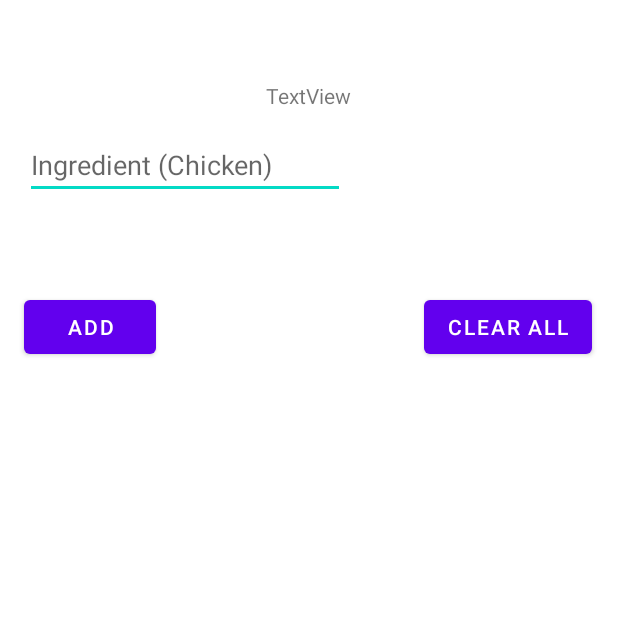
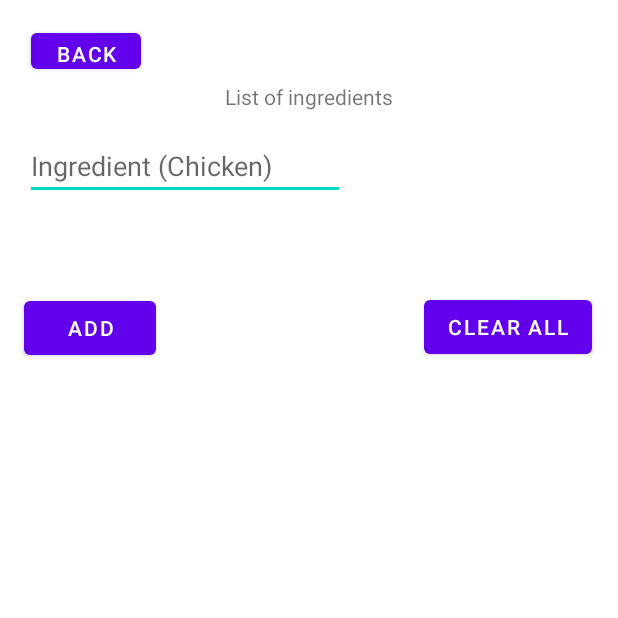
Before and after one commit to FredWei-Git/ChefSwipe, an Android app: the ListOfGroceries screen opened directly, with no data from a screen before it, on a phone screen of 412 x 824 dp, the top half of it. Run offline under Robolectric (Android 15) with nearby library versions, the phone set to English and light mode, and no system bars; network calls fail.

Commit message:
added button to go back to the previous page

```diff
--- a/app/src/main/java/com/uottawahack/chefswipe/ListOfGroceries.java
+++ b/app/src/main/java/com/uottawahack/chefswipe/ListOfGroceries.java
@@ -17,6 +17,7 @@ public class ListOfGroceries extends AppCompatActivity {
     ListView show;
     Button saveInput;
     Button clear;
+    Button backBtn;
     @Override
     protected void onCreate(Bundle savedInstanceState) {
         super.onCreate(savedInstanceState);
@@ -47,6 +48,9 @@ public class ListOfGroceries extends AppCompatActivity {
             show.setAdapter(adapt);
 
         });
-
+        backBtn = (Button)findViewById(R.id.prevActivity);
+        backBtn.setOnClickListener(v -> {
+            onBackPressed();
+        });
     }
 }
--- a/app/src/main/res/layout/activity_list_of_groceries.xml
+++ b/app/src/main/res/layout/activity_list_of_groceries.xml
@@ -16,9 +16,10 @@
         android:layout_marginEnd="177dp"
         android:layout_marginRight="177dp"
         android:layout_marginBottom="14dp"
-        android:text="TextView"
+        android:text="List of ingredients"
         app:layout_constraintBottom_toTopOf="@+id/inputBox"
         app:layout_constraintEnd_toEndOf="parent"
+        app:layout_constraintHorizontal_bias="0.49"
         app:layout_constraintStart_toStartOf="parent"
         app:layout_constraintTop_toTopOf="parent" />
 
@@ -78,4 +79,20 @@
         app:layout_constraintBottom_toBottomOf="parent"
         app:layout_constraintEnd_toEndOf="parent"
         app:layout_constraintStart_toStartOf="parent" />
+
+    <Button
+        android:id="@+id/prevActivity"
+        android:layout_width="73dp"
+        android:layout_height="36dp"
+        android:layout_marginStart="20dp"
+        android:layout_marginLeft="20dp"
+        android:layout_marginTop="16dp"
+        android:layout_marginEnd="318dp"
+        android:layout_marginRight="318dp"
+        android:layout_marginBottom="36dp"
+        android:text="Back"
+        app:layout_constraintBottom_toTopOf="@+id/inputBox"
+        app:layout_constraintEnd_toEndOf="parent"
+        app:layout_constraintStart_toStartOf="parent"
+        app:layout_constraintTop_toTopOf="parent" />
 </androidx.constraintlayout.widget.ConstraintLayout>
```
